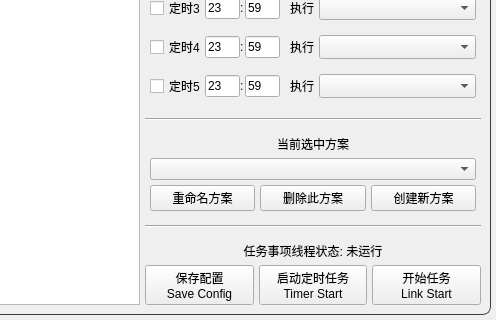
Qt form resource/ui/FAA_3.0.ui (StareAbyss/FoodsVsMiceAutoAssistant) before a commit; both pictures show x 434 to 930 and y 440 to 760 of the 930 by 760 pixel window.
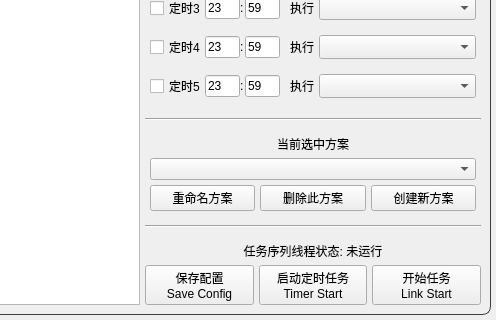
The same form after that commit. Icons and pictures are not drawn. Custom widgets are drawn as their Qt base class.

What changed in the file:
```diff
--- a/resource/ui/FAA_3.0.ui
+++ b/resource/ui/FAA_3.0.ui
@@ -2175,7 +2175,7 @@
              <item>
               <widget class="QLabel" name="Label_RunningState">
                <property name="text">
-                <string>任务事项线程状态: 未运行</string>
+                <string>任务序列线程状态: 未运行</string>
                </property>
                <property name="alignment">
                 <set>Qt::AlignCenter</set>
```
